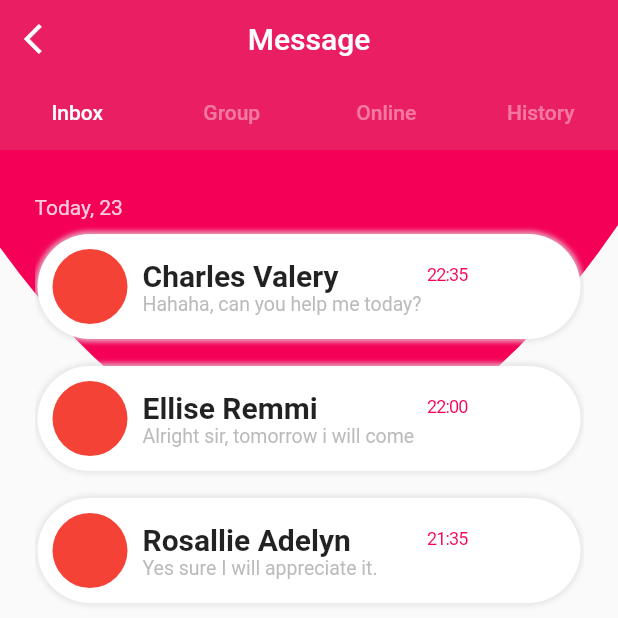
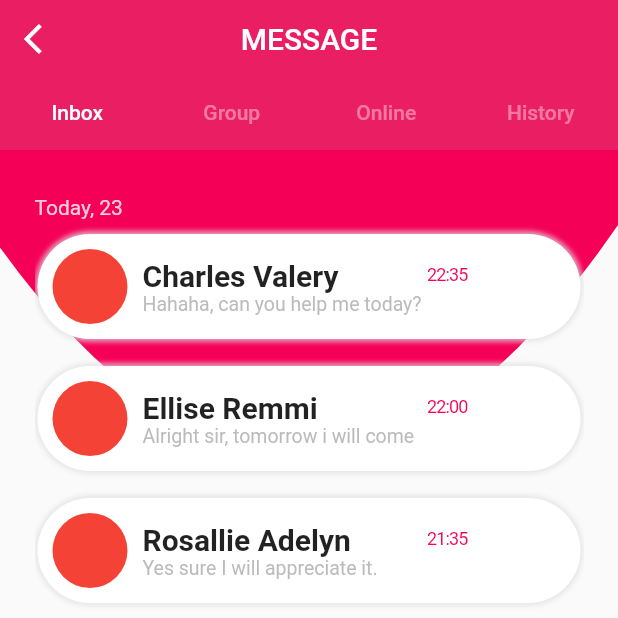
Before and after one commit to harshkumarkhatri/Flutter-UI-14-Chat-App-UI-2, a Flutter app: the screen it shows after launch, on a phone screen of 412 x 824 dp, the top half of it. Run offline on Flutter 3.47's test engine with Material 2 defaults, Android fonts, the phone set to English and light mode, and no system bars; missing offline and left inert: swipedetector.

Commit message:
Updated some more things-completed

```diff
--- a/lib/screen1.dart
+++ b/lib/screen1.dart
@@ -37,7 +37,7 @@ class _Screen1State extends State<Screen1> with SingleTickerProviderStateMixin {
                     preferredSize: Size.fromHeight(100),
                     child: AppBar(
                       backgroundColor: Colors.pink,
-                      title: Text("Message"),
+                      title: Text("MESSAGE"),
                       centerTitle: true,
                       elevation: 0,
                       leading: Icon(Icons.arrow_back_ios),
--- a/lib/screen2.dart
+++ b/lib/screen2.dart
@@ -35,7 +35,7 @@ class _Screen2State extends State<Screen2> {
                       )
                     ],
                     backgroundColor: Colors.transparent,
-                    title: Text("Message"),
+                    title: Text("Elise Remmi"),
                     centerTitle: true,
                     elevation: 0,
                     leading: GestureDetector(
```
Also changed, not shown: 7 other files.
